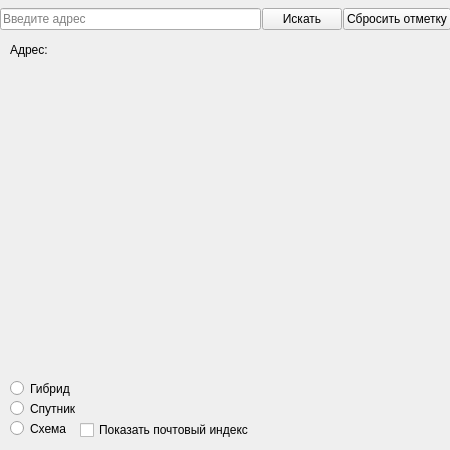
This is map.ui in plov-cyber/MAPS_PROJECT as Qt 5 draws it before an edit. The edited form follows.
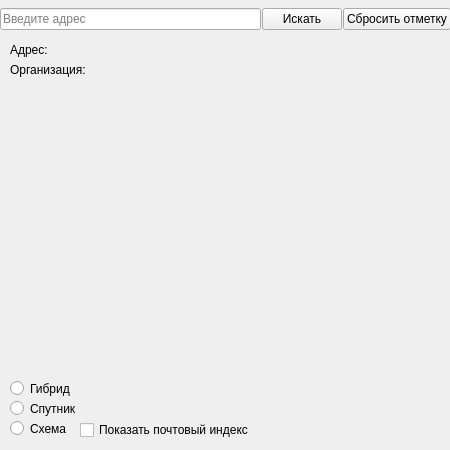
This is the edited form.

Commit message: Big task of Maps API. Part #12

```diff
--- a/map.ui
+++ b/map.ui
@@ -143,6 +143,19 @@
      </item>
     </layout>
    </widget>
+   <widget class="QLabel" name="org">
+    <property name="geometry">
+     <rect>
+      <x>10</x>
+      <y>60</y>
+      <width>431</width>
+      <height>20</height>
+     </rect>
+    </property>
+    <property name="text">
+     <string>Организация: </string>
+    </property>
+   </widget>
    <zorder>image</zorder>
    <zorder>layoutWidget</zorder>
    <zorder>hybrid</zorder>
```
Left out of the diff: 1 changed line with no effect on the pictures. The commit also changes 2 other files.
